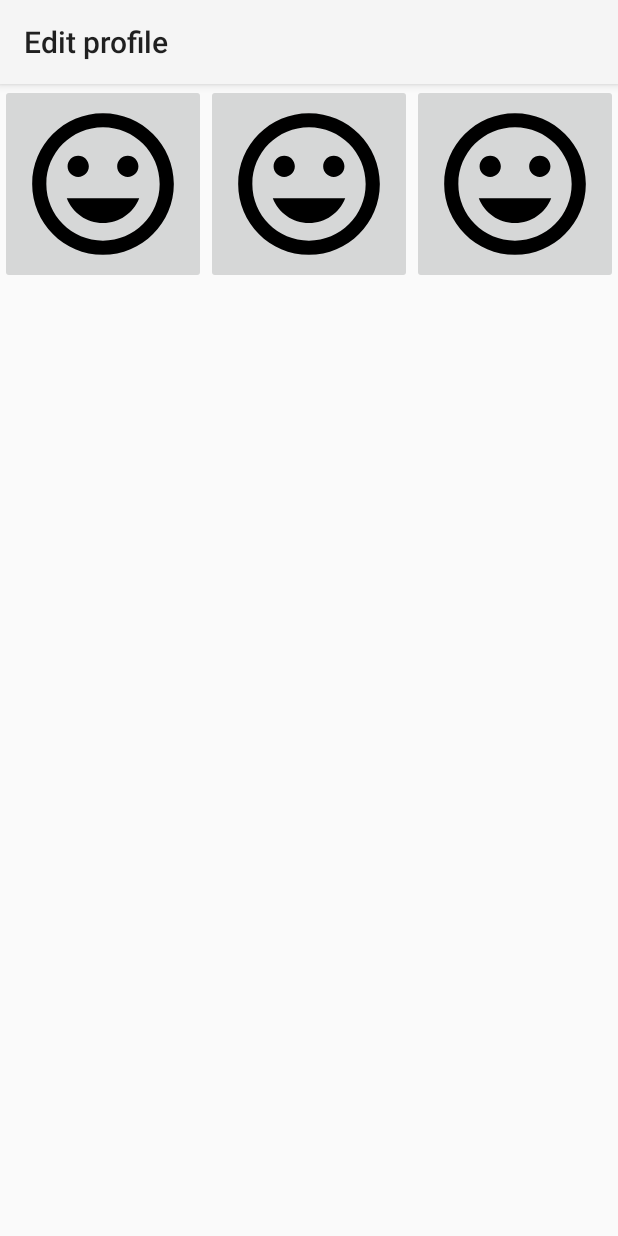
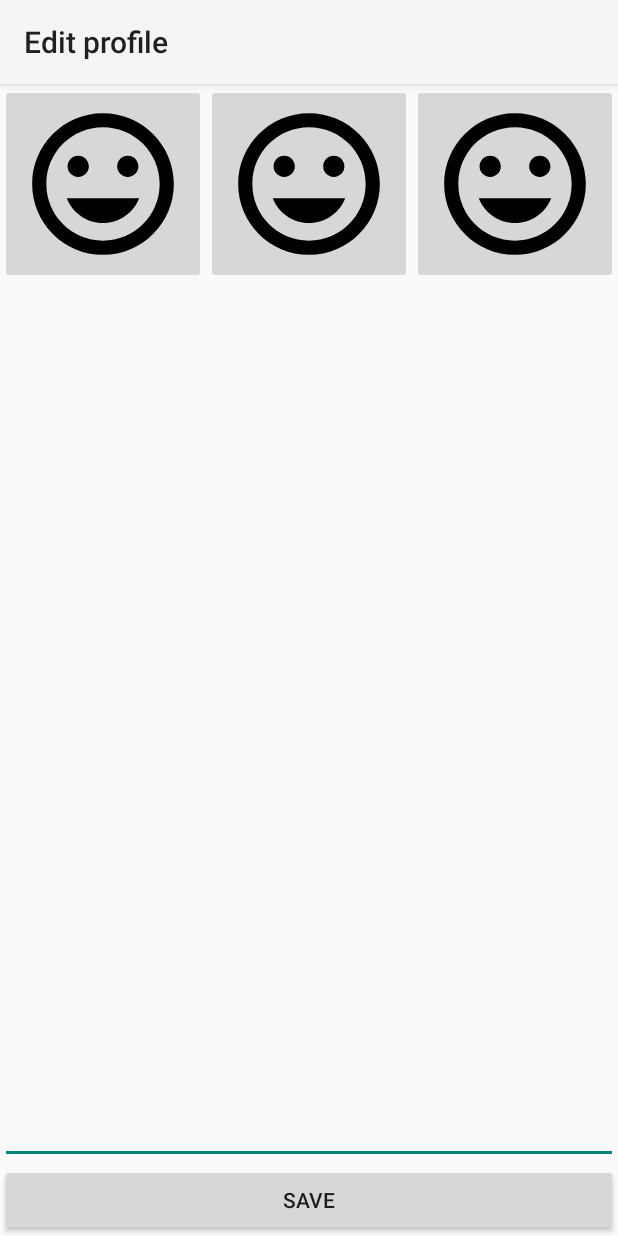
Before and after one commit to thomasfischersm/EgoEater, an Android app: the EditProfileActivity screen opened directly, with no data from a screen before it, on a phone screen of 412 x 824 dp. Run offline under Robolectric (Android 15) with nearby library versions, the phone set to English and light mode, and no system bars; libraries missing offline, so code that uses them is left out: com.google.android.gms; pictures from the network do not load; 5 statements that could not run were skipped.

Commit message:
Added EditText to edit profile.

```diff
--- a/app/src/main/java/com/playposse/egoeater/activity/CropPhotoActivity.java
+++ b/app/src/main/java/com/playposse/egoeater/activity/CropPhotoActivity.java
@@ -217,11 +217,11 @@ public class CropPhotoActivity extends ParentActivity {
     private void onServerActionComplete() {
         dismissLoadingProgress();
 
-        finish();
         startEditProfileActivity();
     }
 
     private void startEditProfileActivity() {
+        finish();
         startActivity(new Intent(this, EditProfileActivity.class));
     }
 
--- a/app/src/main/java/com/playposse/egoeater/activity/EditProfileActivity.java
+++ b/app/src/main/java/com/playposse/egoeater/activity/EditProfileActivity.java
@@ -3,11 +3,16 @@ package com.playposse.egoeater.activity;
 import android.content.Intent;
 import android.os.Bundle;
 import android.view.View;
+import android.widget.Button;
+import android.widget.EditText;
 import android.widget.ImageButton;
 
 import com.bumptech.glide.Glide;
 import com.playposse.egoeater.ExtraConstants;
 import com.playposse.egoeater.R;
+import com.playposse.egoeater.backend.egoEaterApi.model.UserBean;
+import com.playposse.egoeater.clientactions.ApiClientAction;
+import com.playposse.egoeater.clientactions.SaveProfileClientAction;
 import com.playposse.egoeater.storage.EgoEaterPreferences;
 
 /**
@@ -18,6 +23,8 @@ public class EditProfileActivity extends ParentActivity {
     private ImageButton profilePhoto0Button;
     private ImageButton profilePhoto1Button;
     private ImageButton profilePhoto2Button;
+    private EditText profileEditText;
+    private Button saveButton;
 
     @Override
     protected int getLayoutResId() {
@@ -33,10 +40,22 @@ public class EditProfileActivity extends ParentActivity {
         profilePhoto0Button = (ImageButton) findViewById(R.id.profilePhoto0Button);
         profilePhoto1Button = (ImageButton) findViewById(R.id.profilePhoto1Button);
         profilePhoto2Button = (ImageButton) findViewById(R.id.profilePhoto2Button);
+        profileEditText = (EditText) findViewById(R.id.profileEditText);
+        saveButton = (Button) findViewById(R.id.saveButton);
 
         initProfilePhoto(0, profilePhoto0Button, EgoEaterPreferences.getProfilePhotoUrl0(this));
         initProfilePhoto(1, profilePhoto1Button, EgoEaterPreferences.getProfilePhotoUrl1(this));
         initProfilePhoto(2, profilePhoto2Button, EgoEaterPreferences.getProfilePhotoUrl2(this));
+
+        UserBean userBean = EgoEaterPreferences.getUser(this);
+        profileEditText.setText(userBean.getProfileText());
+
+        saveButton.setOnClickListener(new View.OnClickListener() {
+            @Override
+            public void onClick(View v) {
+                onSaveClicked();
+            }
+        });
     }
 
     private void initProfilePhoto(final int photoIndex, ImageButton imageButton, String photoUrl) {
@@ -57,4 +76,23 @@ public class EditProfileActivity extends ParentActivity {
             }
         });
     }
+
+    private void onSaveClicked() {
+        showLoadingProgress();
+
+        new SaveProfileClientAction(
+                getApplicationContext(),
+                profileEditText.getText().toString(),
+                new ApiClientAction.Callback<Void>() {
+                    @Override
+                    public void onResult(Void data) {
+                        onSaveCompleted();
+                    }
+                }).execute();
+    }
+
+    private void onSaveCompleted() {
+        dismissLoadingProgress();
+        // TODO: Go to ranking activity
+    }
 }
--- a/app/src/main/java/com/playposse/egoeater/storage/EgoEaterPreferences.java
+++ b/app/src/main/java/com/playposse/egoeater/storage/EgoEaterPreferences.java
@@ -29,6 +29,7 @@ public final class EgoEaterPreferences {
     private static final String FIREBASE_TOKEN_KEY = "firebaseToken";
     private static final String PROFILE_PHOTO_URL_KEY = "profilePhotoUrl";
     private static final String HAS_FIRST_PROFILE_PHOTO_KEY = "hasFirstProfilePhoto";
+    private static final String PROFILE_TEXT = "profileText";
 
     private static final boolean HAS_FIRST_PROFILE_PHOTO_DEFAULT_VALUE = false;
     private static final int MAX_PROFILE_PHOTO_COUNT = 3;
@@ -43,6 +44,7 @@ public final class EgoEaterPreferences {
         setString(context, FIRST_NAME_KEY, userBean.getFirstName());
         setString(context, LAST_NAME_KEY, userBean.getFirstName());
         setString(context, NAME_KEY, userBean.getFirstName());
+        setString(context, PROFILE_TEXT, userBean.getProfileText());
 
         boolean hasAtLeastOneProfilePhoto = false;
         List<String> photoUrls = userBean.getProfilePhotoUrls();
@@ -50,6 +52,7 @@ public final class EgoEaterPreferences {
             for (int i = 0; i < MAX_PROFILE_PHOTO_COUNT; i++) {
                 if (i < photoUrls.size()) {
                     setString(context, PROFILE_PHOTO_URL_KEY + i, photoUrls.get(i));
+                    hasAtLeastOneProfilePhoto = true;
                 } else {
                     setString(context, PROFILE_PHOTO_URL_KEY + i, null);
                 }
@@ -68,7 +71,8 @@ public final class EgoEaterPreferences {
                 .setFbProfileId(getString(context, FB_PROFILE_ID_KEY))
                 .setFirstName(getString(context, FIRST_NAME_KEY))
                 .setLastName(getString(context, LAST_NAME_KEY))
-                .setName(getString(context, NAME_KEY));
+                .setName(getString(context, NAME_KEY))
+                .setProfileText(getString(context, PROFILE_TEXT));
 
         ArrayList<String> profilePhotoUrls = new ArrayList<>();
         userBean.setProfilePhotoUrls(profilePhotoUrls);
@@ -125,6 +129,10 @@ public final class EgoEaterPreferences {
                 context,
                 HAS_FIRST_PROFILE_PHOTO_KEY,
                 HAS_FIRST_PROFILE_PHOTO_DEFAULT_VALUE);
+    }
+
+    public static String getProfileText(Context context) {
+        return getString(context, PROFILE_TEXT);
     }
 
     private static String getString(Context context, String key) {
--- a/app/src/main/res/layout/activity_edit_profile.xml
+++ b/app/src/main/res/layout/activity_edit_profile.xml
@@ -48,6 +48,20 @@
             android:adjustViewBounds="true"
             android:scaleType="fitCenter"
             android:src="@drawable/ic_insert_emoticon_black_24dp" />
+    </LinearLayout>
 
-    </LinearLayout>
+    <EditText
+        android:id="@+id/profileEditText"
+        android:layout_width="match_parent"
+        android:layout_height="0dp"
+        android:layout_weight="1"
+        android:inputType="textMultiLine"
+        android:maxLength="2000"
+        android:maxLines="20" />
+
+    <Button
+        android:id="@+id/saveButton"
+        android:layout_width="match_parent"
+        android:layout_height="wrap_content"
+        android:text="@string/save_button_label"/>
 </LinearLayout>
--- a/app/src/main/res/values/strings.xml
+++ b/app/src/main/res/values/strings.xml
@@ -6,7 +6,6 @@
     <string name="crop_photo_activity_title">Crop profile photo</string>
     <string name="delete_button_label">Delete</string>
     <string name="cancel_button_label">Cancel</string>
-    <string name="save_button_label">Save</string>
     <string name="select_profile_photo_chooser">Select profile photo</string>
 
     <!-- EditProfileActivity -->
@@ -15,4 +14,7 @@
     <!-- Progress loading dialog -->
     <string name="progress_dialog_title">Crunching data…</string>
     <string name="progress_dialog_message">Please be impatient and drum your fingers!</string>
+
+    <!-- Common text -->
+    <string name="save_button_label">Save</string>
 </resources>
```
Also changed, not shown: app/src/main/java/com/playposse/egoeater/clientactions/SaveProfileClientAction.java (added, +33 -0 lines), backend/src/main/java/com/playposse/egoeater/backend/EgoEaterEndPoint.java (+9 -0 lines), backend/src/main/java/com/playposse/egoeater/backend/beans/UserBean.java (+7 -0 lines), backend/src/main/java/com/playposse/egoeater/backend/serveractions/SaveProfileServerAction.java (added, +26 -0 lines).
